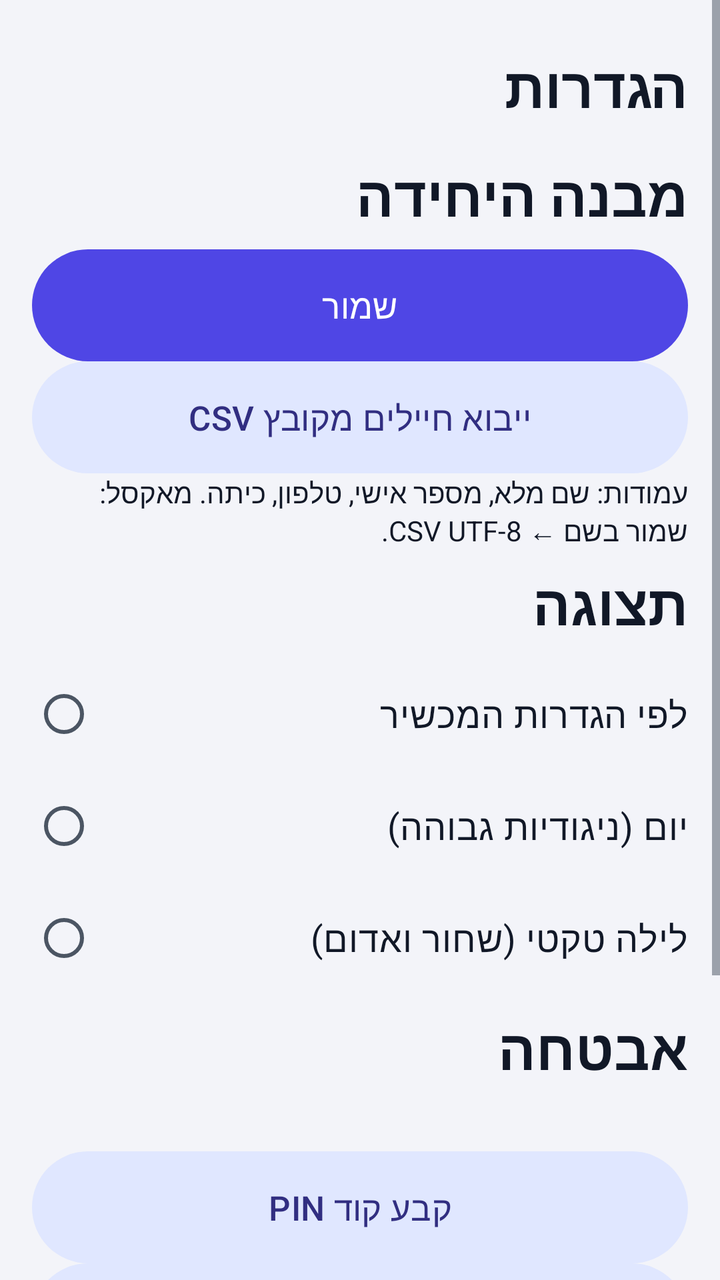
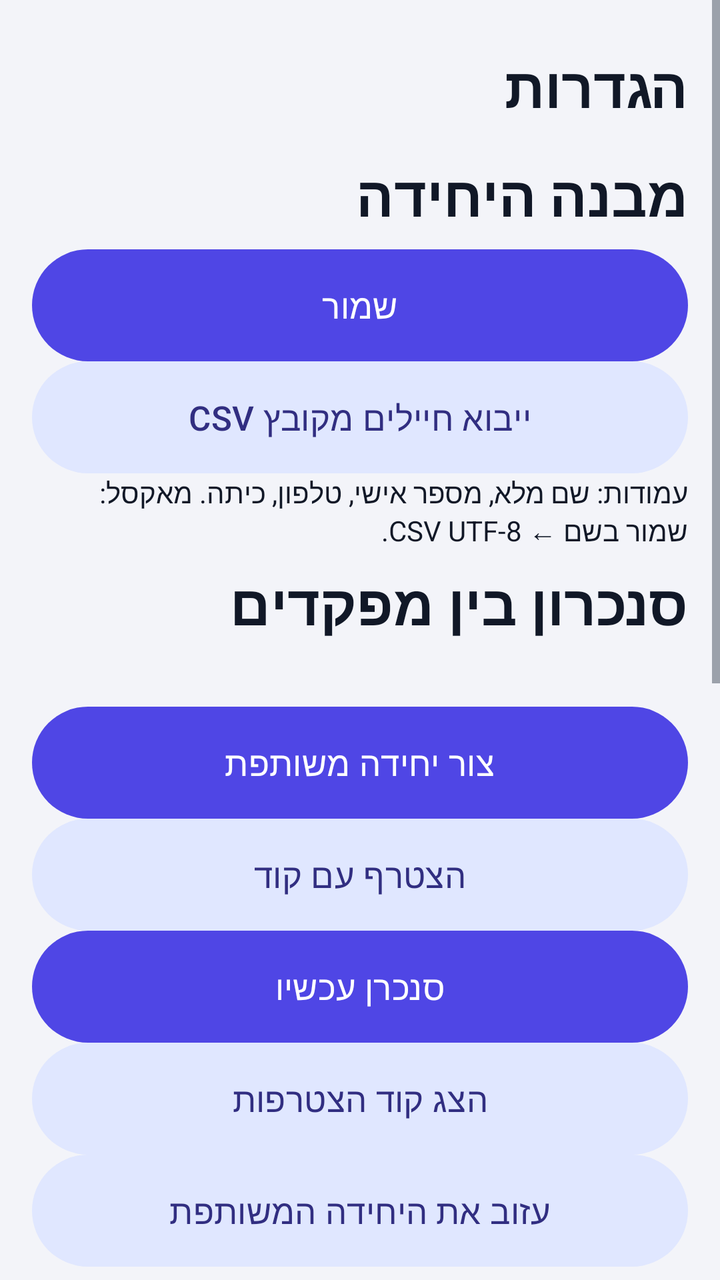

Before-and-after screenshots of an Android layout around one commit, followed by the original layout XML and the change that was made.
<!-- AndroidManifest.xml: application theme Theme.Hakshev -->
<!-- res/layout/activity_settings.xml -->
<?xml version="1.0" encoding="utf-8"?>
<ScrollView xmlns:android="http://schemas.android.com/apk/res/android"
    android:layout_width="match_parent"
    android:layout_height="match_parent"
    android:fillViewport="true">

    <LinearLayout
        android:layout_width="match_parent"
        android:layout_height="wrap_content"
        android:orientation="vertical"
        android:padding="16dp">

        <TextView
            style="@style/HkTitle"
            android:layout_width="match_parent"
            android:layout_height="wrap_content"
            android:text="@string/nav_settings" />

        <TextView
            style="@style/HkTitle"
            android:layout_width="match_parent"
            android:layout_height="wrap_content"
            android:text="@string/section_unit" />

        <LinearLayout
            android:id="@+id/formUnit"
            android:layout_width="match_parent"
            android:layout_height="wrap_content"
            android:orientation="vertical" />

        <com.google.android.material.button.MaterialButton
            android:id="@+id/btnSaveUnit"
            style="@style/HkButton"
            android:layout_width="match_parent"
            android:layout_height="wrap_content"
            android:text="@string/save" />

        <com.google.android.material.button.MaterialButton
            android:id="@+id/btnImport"
            style="@style/HkButtonOutlined"
            android:layout_width="match_parent"
            android:layout_height="wrap_content"
            android:text="@string/import_csv" />

        <TextView
            style="@style/HkBody"
            android:layout_width="match_parent"
            android:layout_height="wrap_content"
            android:text="@string/import_csv_hint"
            android:textSize="14sp" />

        <TextView
            style="@style/HkTitle"
            android:layout_width="match_parent"
            android:layout_height="wrap_content"
            android:text="@string/section_display" />

        <RadioGroup
            android:id="@+id/rgTheme"
            android:layout_width="match_parent"
            android:layout_height="wrap_content">

            <RadioButton
                android:id="@+id/rbSystem"
                style="@style/HkBody"
                android:layout_width="match_parent"
                android:layout_height="56dp"
                android:text="@string/theme_system" />

            <RadioButton
                android:id="@+id/rbDay"
                style="@style/HkBody"
                android:layout_width="match_parent"
                android:layout_height="56dp"
                android:text="@string/theme_day" />

            <RadioButton
                android:id="@+id/rbNight"
                style="@style/HkBody"
                android:layout_width="match_parent"
                android:layout_height="56dp"
                android:text="@string/theme_night" />
        </RadioGroup>

        <TextView
            style="@style/HkTitle"
            android:layout_width="match_parent"
            android:layout_height="wrap_content"
            android:text="@string/section_security" />

        <TextView
            android:id="@+id/tvPinState"
            style="@style/HkBody"
            android:layout_width="match_parent"
            android:layout_height="wrap_content" />

        <com.google.android.material.button.MaterialButton
            android:id="@+id/btnSetPin"
            style="@style/HkButtonOutlined"
            android:layout_width="match_parent"
            android:layout_height="wrap_content"
            android:text="@string/set_pin" />

        <com.google.android.material.button.MaterialButton
            android:id="@+id/btnClearPin"
            style="@style/HkButtonOutlined"
            android:layout_width="match_parent"
            android:layout_height="wrap_content"
            android:text="@string/clear_pin" />

        <LinearLayout
            android:id="@+id/formSecurity"
            android:layout_width="match_parent"
            android:layout_height="wrap_content"
            android:layout_marginTop="8dp"
            android:orientation="vertical" />

        <com.google.android.material.button.MaterialButton
            android:id="@+id/btnSaveWipe"
            style="@style/HkButton"
            android:layout_width="match_parent"
            android:layout_height="wrap_content"
            android:text="@string/save" />

        <com.google.android.material.button.MaterialButton
            android:id="@+id/btnWipeAll"
            style="@style/HkButtonOutlined"
            android:layout_width="match_parent"
            android:layout_height="wrap_content"
            android:layout_marginTop="16dp"
            android:text="@string/wipe_all"
            android:textColor="@color/hk_alert" />
    </LinearLayout>
</ScrollView>
<!-- resources referenced by this layout -->
<resources>
  <color name="hk_alert">#DC2626</color>
  <string name="clear_pin">בטל קוד PIN</string>
  <string name="import_csv">ייבוא חיילים מקובץ CSV</string>
  <string name="import_csv_hint">עמודות: שם מלא, מספר אישי, טלפון, כיתה. מאקסל: שמור בשם ← CSV UTF-8.</string>
  <string name="nav_settings">הגדרות</string>
  <string name="save">שמור</string>
  <string name="section_display">תצוגה</string>
  <string name="section_security">אבטחה</string>
  <string name="section_unit">מבנה היחידה</string>
  <string name="set_pin">קבע קוד PIN</string>
  <string name="theme_day">יום (ניגודיות גבוהה)</string>
  <string name="theme_night">לילה טקטי (שחור ואדום)</string>
  <string name="theme_system">לפי הגדרות המכשיר</string>
  <string name="wipe_all">מחק את כל הנתונים</string>
  <style name="HkBody" parent="">
          <item name="android:textSize">18sp</item>
          <item name="android:textColor">?attr/colorOnBackground</item>
      </style>
  <style name="HkButton" parent="Widget.Material3.Button">
          <item name="android:minHeight">56dp</item>
          <item name="android:textSize">17sp</item>
          <item name="android:textAllCaps">false</item>
          <item name="android:fontFamily">sans-serif-medium</item>
          <item name="android:insetTop">0dp</item>
          <item name="android:insetBottom">0dp</item>
          <item name="cornerRadius">28dp</item>
      </style>
  <style name="HkButtonOutlined" parent="Widget.Material3.Button.TonalButton">
          <item name="android:minHeight">56dp</item>
          <item name="android:textSize">17sp</item>
          <item name="android:textAllCaps">false</item>
          <item name="android:fontFamily">sans-serif-medium</item>
          <item name="android:insetTop">0dp</item>
          <item name="android:insetBottom">0dp</item>
          <item name="cornerRadius">28dp</item>
      </style>
  <style name="HkTitle" parent="">
          <item name="android:textSize">28sp</item>
          <item name="android:textStyle">bold</item>
          <item name="android:fontFamily">sans-serif-medium</item>
          <item name="android:textColor">?attr/colorOnBackground</item>
          <item name="android:paddingTop">8dp</item>
          <item name="android:paddingBottom">8dp</item>
      </style>
  <color name="hk_primary">#4F46E5</color>
  <color name="hk_on_primary">#FFFFFF</color>
  <color name="hk_container">#E0E7FF</color>
  <color name="hk_on_container">#312E81</color>
  <color name="hk_bg">#F3F4F9</color>
  <color name="hk_surface">#FFFFFF</color>
  <color name="hk_text">#111827</color>
  <color name="hk_muted">#4B5563</color>
  <color name="hk_outline">#C7CBD6</color>
  <!-- unchanged entries left out for length: 1 -->
</resources>

<!-- the commit's change to res/layout/activity_settings.xml (unified diff, before → after) -->
@@ -48,6 +48,53 @@
             android:layout_height="wrap_content"
             android:text="@string/import_csv_hint"
             android:textSize="14sp" />
+
+        <TextView
+            style="@style/HkTitle"
+            android:layout_width="match_parent"
+            android:layout_height="wrap_content"
+            android:text="@string/section_sync" />
+
+        <TextView
+            android:id="@+id/tvSyncState"
+            style="@style/HkBody"
+            android:layout_width="match_parent"
+            android:layout_height="wrap_content" />
+
+        <com.google.android.material.button.MaterialButton
+            android:id="@+id/btnSyncCreate"
+            style="@style/HkButton"
+            android:layout_width="match_parent"
+            android:layout_height="wrap_content"
+            android:text="@string/sync_create" />
+
+        <com.google.android.material.button.MaterialButton
+            android:id="@+id/btnSyncJoin"
+            style="@style/HkButtonOutlined"
+            android:layout_width="match_parent"
+            android:layout_height="wrap_content"
+            android:text="@string/sync_join" />
+
+        <com.google.android.material.button.MaterialButton
+            android:id="@+id/btnSyncNow"
+            style="@style/HkButton"
+            android:layout_width="match_parent"
+            android:layout_height="wrap_content"
+            android:text="@string/sync_now" />
+
+        <com.google.android.material.button.MaterialButton
+            android:id="@+id/btnSyncCode"
+            style="@style/HkButtonOutlined"
+            android:layout_width="match_parent"
+            android:layout_height="wrap_content"
+            android:text="@string/sync_show_code" />
+
+        <com.google.android.material.button.MaterialButton
+            android:id="@+id/btnSyncLeave"
+            style="@style/HkButtonOutlined"
+            android:layout_width="match_parent"
+            android:layout_height="wrap_content"
+            android:text="@string/sync_leave" />
 
         <TextView
             style="@style/HkTitle"
<!-- resource entries referenced after the edit -->
@@ -8,8 +8,14 @@
   <string name="save">שמור</string>
   <string name="section_display">תצוגה</string>
   <string name="section_security">אבטחה</string>
+  <string name="section_sync">סנכרון בין מפקדים</string>
   <string name="section_unit">מבנה היחידה</string>
   <string name="set_pin">קבע קוד PIN</string>
+  <string name="sync_create">צור יחידה משותפת</string>
+  <string name="sync_join">הצטרף עם קוד</string>
+  <string name="sync_leave">עזוב את היחידה המשותפת</string>
+  <string name="sync_now">סנכרן עכשיו</string>
+  <string name="sync_show_code">הצג קוד הצטרפות</string>
   <string name="theme_day">יום (ניגודיות גבוהה)</string>
   <string name="theme_night">לילה טקטי (שחור ואדום)</string>
   <string name="theme_system">לפי הגדרות המכשיר</string>
